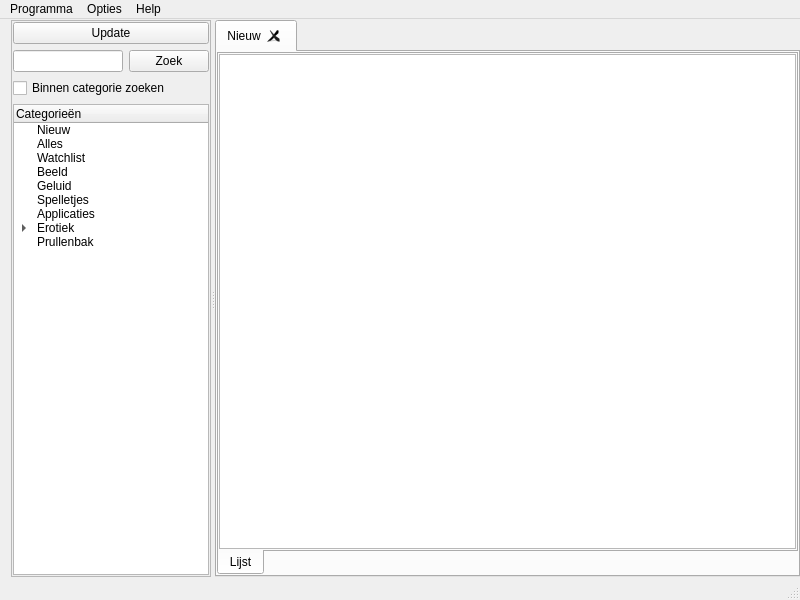
This is mainwindow.ui in Vladimir-TB/Spotlite as Qt 5 draws it before an edit. The edited form follows.
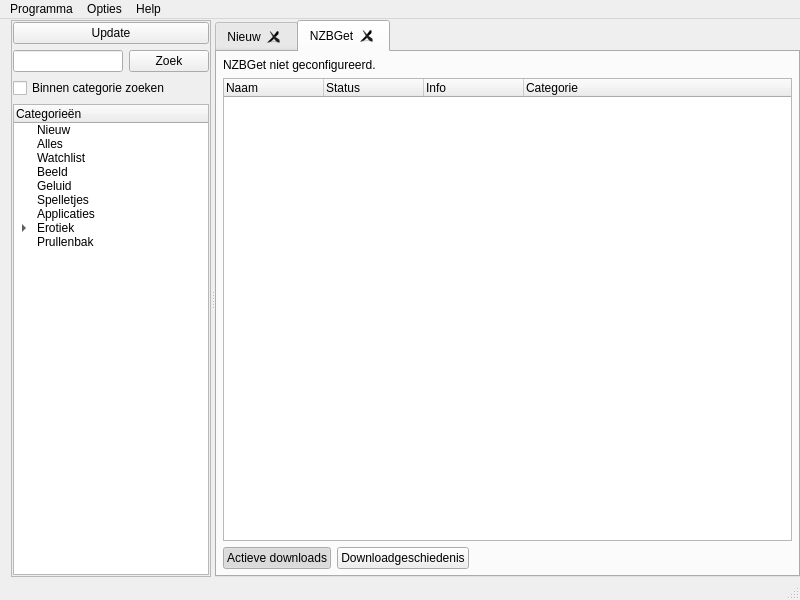
This is the edited form. The open tabs and pages were chosen to show the change. Icons and pictures are not drawn.

The edit to the form file:
```diff
--- a/mainwindow.ui
+++ b/mainwindow.ui
@@ -308,7 +308,106 @@
            </widget>
           </widget>
          </item>
-        </layout>
+       </layout>
+       </widget>
+       <widget class="QWidget" name="nzbgetTab">
+        <attribute name="title">
+         <string>NZBGet</string>
+        </attribute>
+        <layout class="QVBoxLayout" name="verticalLayout_4">
+         <property name="leftMargin">
+          <number>6</number>
+         </property>
+         <property name="topMargin">
+          <number>6</number>
+         </property>
+         <property name="rightMargin">
+          <number>6</number>
+         </property>
+         <property name="bottomMargin">
+          <number>6</number>
+         </property>
+         <item>
+          <widget class="QLabel" name="nzbgetStatusLabel">
+           <property name="text">
+            <string>NZBGet niet geconfigureerd.</string>
+           </property>
+          </widget>
+         </item>
+         <item>
+          <widget class="QTreeWidget" name="nzbgetTree">
+            <property name="rootIsDecorated">
+             <bool>false</bool>
+            </property>
+            <property name="alternatingRowColors">
+             <bool>true</bool>
+           </property>
+           <property name="selectionMode">
+            <enum>QAbstractItemView::ExtendedSelection</enum>
+           </property>
+           <column>
+            <property name="text">
+             <string>Naam</string>
+            </property>
+           </column>
+           <column>
+            <property name="text">
+             <string>Status</string>
+            </property>
+           </column>
+            <column>
+             <property name="text">
+              <string>Info</string>
+             </property>
+            </column>
+            <column>
+             <property name="text">
+              <string>Categorie</string>
+             </property>
+            </column>
+           </widget>
+          </item>
+          <item>
+           <layout class="QHBoxLayout" name="horizontalLayout_4">
+            <item>
+             <widget class="QPushButton" name="nzbgetShowActiveButton">
+              <property name="text">
+               <string>Actieve downloads</string>
+              </property>
+              <property name="checkable">
+               <bool>true</bool>
+              </property>
+              <property name="checked">
+               <bool>true</bool>
+              </property>
+             </widget>
+            </item>
+            <item>
+             <widget class="QPushButton" name="nzbgetShowHistoryButton">
+              <property name="text">
+               <string>Downloadgeschiedenis</string>
+              </property>
+              <property name="checkable">
+               <bool>true</bool>
+              </property>
+             </widget>
+            </item>
+            <item>
+             <spacer name="horizontalSpacer_2">
+              <property name="orientation">
+               <enum>Qt::Horizontal</enum>
+              </property>
+              <property name="sizeHint" stdset="0">
+               <size>
+                <width>40</width>
+                <height>20</height>
+               </size>
+              </property>
+             </spacer>
+            </item>
+           </layout>
+          </item>
+         </layout>
        </widget>
       </widget>
      </widget>
```
Left out of the diff: 18 changed lines with no effect on the pictures.
